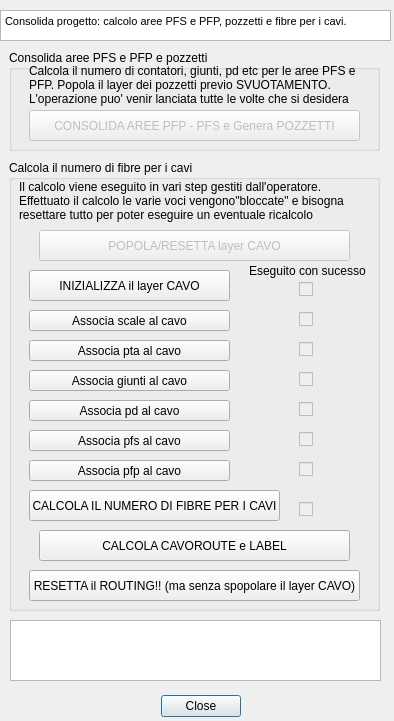
Above: ProgettoFTTH_return/progetto_ftth_solid_dockwidget_base.ui from Verticalsrl/plugin_FTTH before the change. Below: the same form after it.
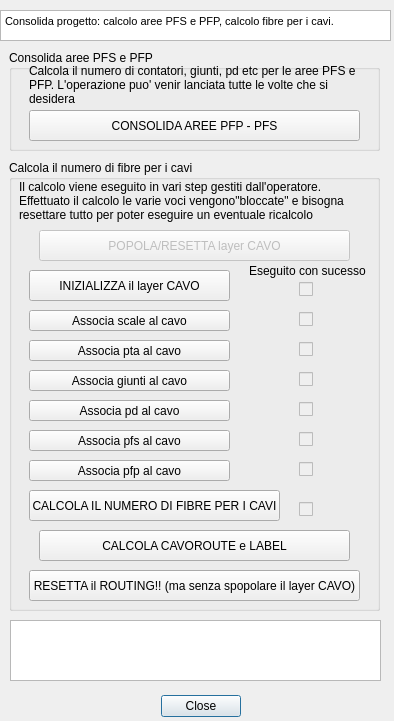
That is the form after the change.

Commit message: nuove formule per calcolo fender; riabilitazione pulsante calcolo aree PFS PFP

Patch:
```diff
--- a/ProgettoFTTH_return/progetto_ftth_solid_dockwidget_base.ui
+++ b/ProgettoFTTH_return/progetto_ftth_solid_dockwidget_base.ui
@@ -43,7 +43,7 @@
 &lt;html&gt;&lt;head&gt;&lt;meta name=&quot;qrichtext&quot; content=&quot;1&quot; /&gt;&lt;style type=&quot;text/css&quot;&gt;
 p, li { white-space: pre-wrap; }
 &lt;/style&gt;&lt;/head&gt;&lt;body style=&quot; font-family:'MS Shell Dlg 2'; font-size:8.15094pt; font-weight:400; font-style:normal;&quot;&gt;
-&lt;p style=&quot; margin-top:0px; margin-bottom:0px; margin-left:0px; margin-right:0px; -qt-block-indent:0; text-indent:0px;&quot;&gt;&lt;span style=&quot; font-size:8.15094pt;&quot;&gt;Consolida progetto: calcolo aree PFS e PFP, pozzetti e fibre per i cavi.&lt;/span&gt;&lt;/p&gt;&lt;/body&gt;&lt;/html&gt;</string>
+&lt;p style=&quot; margin-top:0px; margin-bottom:0px; margin-left:0px; margin-right:0px; -qt-block-indent:0; text-indent:0px;&quot;&gt;&lt;span style=&quot; font-size:8.15094pt;&quot;&gt;Consolida progetto: calcolo aree PFS e PFP, calcolo fibre per i cavi.&lt;/span&gt;&lt;/p&gt;&lt;/body&gt;&lt;/html&gt;</string>
    </property>
   </widget>
   <widget class="QTextBrowser" name="txtFeedback">
@@ -66,7 +66,7 @@
     </rect>
    </property>
    <property name="title">
-    <string>Consolida aree PFS e PFP e pozzetti</string>
+    <string>Consolida aree PFS e PFP</string>
    </property>
    <property name="checkable">
     <bool>false</bool>
@@ -76,7 +76,7 @@
    </property>
    <widget class="QToolButton" name="solid_btn_aree">
     <property name="enabled">
-     <bool>false</bool>
+     <bool>true</bool>
     </property>
     <property name="geometry">
      <rect>
@@ -87,7 +87,7 @@
      </rect>
     </property>
     <property name="text">
-     <string>CONSOLIDA AREE PFP - PFS e Genera POZZETTI</string>
+     <string>CONSOLIDA AREE PFP - PFS</string>
     </property>
    </widget>
    <widget class="QLabel" name="label_7">
@@ -100,7 +100,7 @@
      </rect>
     </property>
     <property name="text">
-     <string>&lt;html&gt;&lt;head/&gt;&lt;body&gt;&lt;p&gt;Calcola il numero di contatori, giunti, pd etc per le aree PFS e PFP. Popola il layer dei pozzetti previo SVUOTAMENTO. L'operazione puo' venir lanciata tutte le volte che si desidera&lt;/p&gt;&lt;/body&gt;&lt;/html&gt;</string>
+     <string>&lt;html&gt;&lt;head/&gt;&lt;body&gt;&lt;p&gt;Calcola il numero di contatori, giunti, pd etc per le aree PFS e PFP. L'operazione puo' venir lanciata tutte le volte che si desidera&lt;/p&gt;&lt;/body&gt;&lt;/html&gt;</string>
     </property>
     <property name="wordWrap">
      <bool>true</bool>
```
The commit also changes 4 other files.
